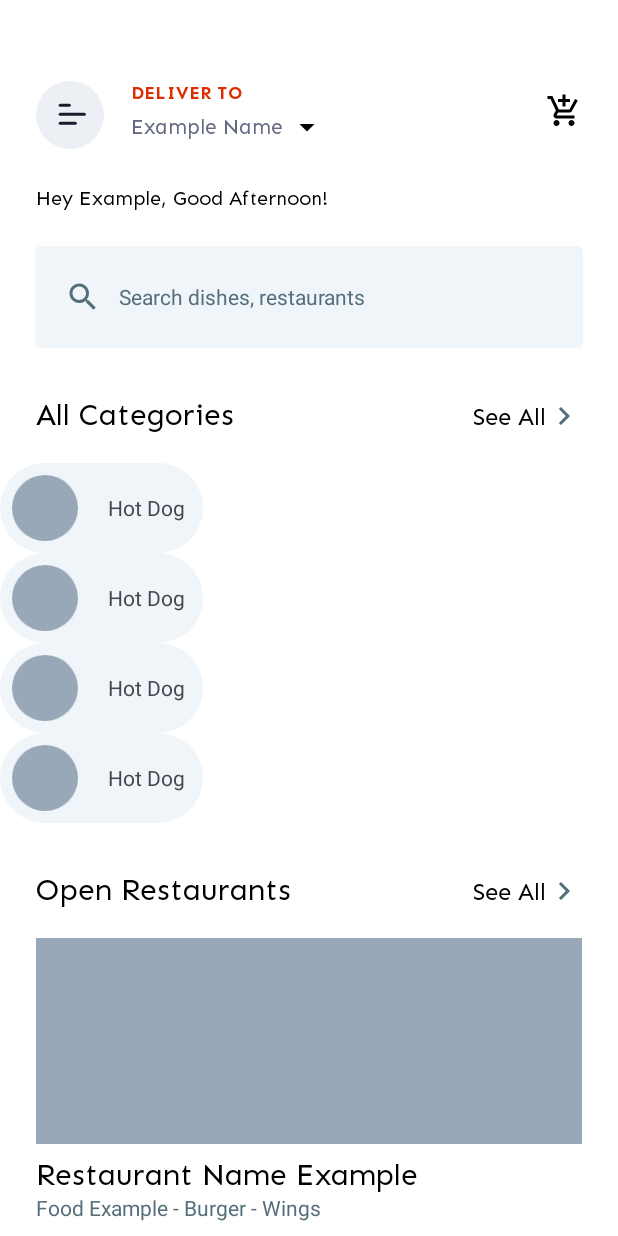
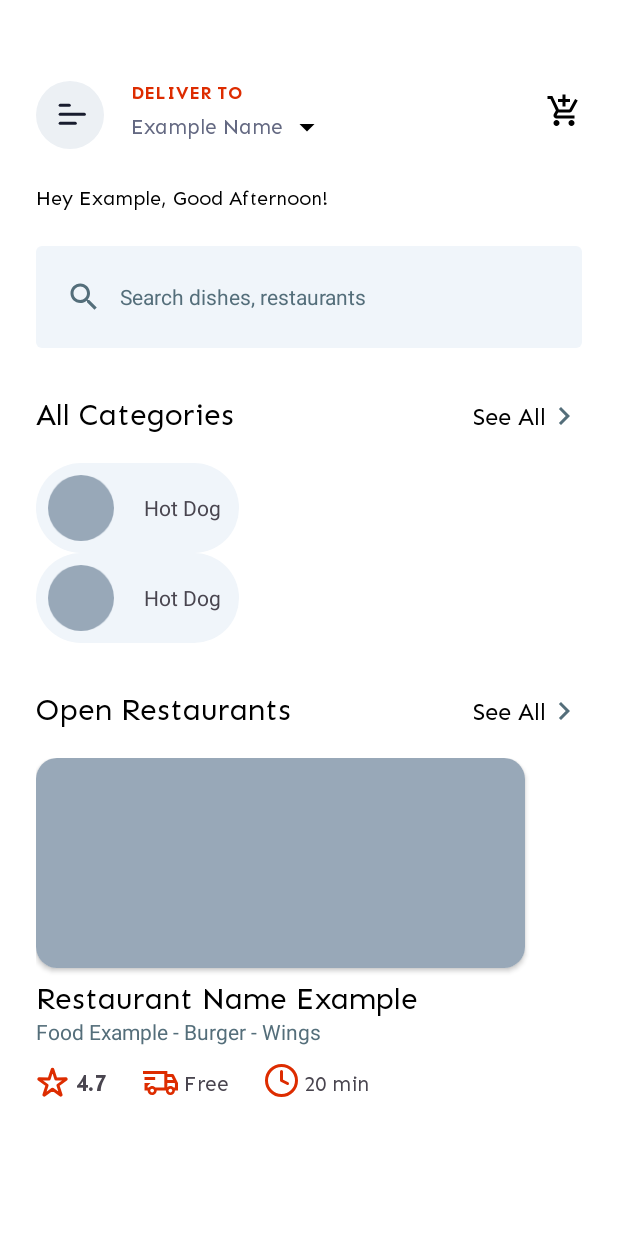
Before and after one commit to MorganGrimes/Food-Delivery-App, an Android app: the layout fragment_home.xml on its own in the app's theme, with its tools: preview values and no code run, on a phone screen of 412 x 824 dp. Run offline under Robolectric (Android 15) with nearby library versions, the phone set to English and light mode, and no system bars.

Commit message:
small changes

```diff
--- a/app/src/main/res/layout/fragment_home.xml
+++ b/app/src/main/res/layout/fragment_home.xml
@@ -75,7 +75,7 @@
 
         <com.google.android.material.textfield.TextInputEditText
             android:id="@+id/search_bar"
-            android:layout_width="365dp"
+            android:layout_width="match_parent"
             android:layout_height="wrap_content"
             android:layout_marginHorizontal="24dp"
             android:layout_marginTop="24dp"
@@ -83,10 +83,11 @@
             android:drawableStart="@drawable/search"
             android:drawablePadding="12dp"
             android:drawableTint="@color/grey_transparent"
-            android:hint="@string/search"
+            android:hint="@string/search_example"
             android:paddingVertical="22dp"
             android:paddingStart="20dp"
             android:paddingEnd="0dp"
+            android:textColor="@color/black"
             android:textColorHint="@color/grey_transparent"
             android:textSize="14sp"
             app:layout_constraintEnd_toEndOf="parent"
@@ -133,11 +134,14 @@
             android:id="@+id/categories_recycler"
             android:layout_width="match_parent"
             android:layout_height="wrap_content"
+            android:layout_marginStart="24dp"
             android:layout_marginTop="20dp"
             android:orientation="horizontal"
             android:overScrollMode="never"
+            app:layout_constraintEnd_toEndOf="parent"
+            app:layout_constraintStart_toStartOf="parent"
             app:layout_constraintTop_toBottomOf="@+id/categories_ll"
-            tools:itemCount="4"
+            tools:itemCount="2"
             tools:listitem="@layout/recycler_categories_layout" />
 
         <LinearLayout
@@ -155,7 +159,7 @@
                 android:layout_marginTop="32dp"
                 android:layout_weight="1"
                 android:fontFamily="@font/sen_regular"
-                android:text="@string/restaurants"
+                android:text="@string/open_restaurants"
                 android:textColor="@color/black"
                 android:textSize="20sp"
                 app:layout_constraintStart_toStartOf="parent" />
@@ -182,11 +186,14 @@
             android:id="@+id/restaurants_recycler"
             android:layout_width="match_parent"
             android:layout_height="wrap_content"
+            android:layout_marginStart="24dp"
             android:layout_marginTop="20dp"
             android:orientation="horizontal"
             android:overScrollMode="never"
+            app:layout_constraintEnd_toEndOf="parent"
+            app:layout_constraintStart_toStartOf="parent"
             app:layout_constraintTop_toBottomOf="@id/restaurants_ll"
-            tools:itemCount="4"
+            tools:itemCount="1"
             tools:listitem="@layout/recycler_restaurants_layout" />
 
     </androidx.constraintlayout.widget.ConstraintLayout>
--- a/app/src/main/res/layout/fragment_signup.xml
+++ b/app/src/main/res/layout/fragment_signup.xml
@@ -20,7 +20,7 @@
             android:layout_height="wrap_content"
             android:layout_marginStart="40dp"
             android:layout_marginTop="50dp"
-            android:src="@drawable/back_icon"
+            android:src="@drawable/back_arrow_white"
             app:layout_constraintStart_toStartOf="parent"
             app:layout_constraintTop_toTopOf="parent"
             tools:ignore="ContentDescription" />
@@ -159,7 +159,7 @@
                     android:textColor="@color/black"
                     android:textColorHint="@color/grey_transparent"
                     android:textSize="16sp"
-                    tools:ignore="TextContrastCheck" />
+                    tools:ignore="TextContrastCheck,DuplicateSpeakableTextCheck" />
 
                 <TextView
                     android:id="@+id/sign_up_retype_password_tv"
@@ -202,7 +202,8 @@
                     android:text="@string/sign_up"
                     android:textColor="@color/white"
                     android:textSize="14sp"
-                    app:cornerRadius="12dp" />
+                    app:cornerRadius="12dp"
+                    tools:ignore="DuplicateSpeakableTextCheck" />
 
             </LinearLayout>
 
--- a/app/src/main/res/layout/recycler_restaurants_layout.xml
+++ b/app/src/main/res/layout/recycler_restaurants_layout.xml
@@ -5,29 +5,34 @@
     android:layout_width="match_parent"
     android:layout_height="match_parent">
 
-    <ImageView
-        android:id="@+id/restaurants_iv"
-        android:layout_width="match_parent"
-        android:layout_height="137dp"
-        android:layout_marginHorizontal="24dp"
-        android:background="@color/grey"
-        app:layout_constraintEnd_toEndOf="parent"
+    <androidx.cardview.widget.CardView
+        android:id="@+id/restaurants_cw"
+        android:layout_width="326dp"
+        android:layout_height="140dp"
+        app:cardCornerRadius="14dp"
         app:layout_constraintStart_toStartOf="parent"
-        app:layout_constraintTop_toTopOf="parent"
-        tools:ignore="ContentDescription,ImageContrastCheck" />
+        app:layout_constraintTop_toTopOf="parent">
+
+        <ImageView
+            android:id="@+id/restaurants_iv"
+            android:layout_width="match_parent"
+            android:layout_height="match_parent"
+            android:background="@color/grey"
+            tools:ignore="ContentDescription,ImageContrastCheck" />
+
+    </androidx.cardview.widget.CardView>
 
     <TextView
         android:id="@+id/restaurants_name_tv"
         android:layout_width="wrap_content"
         android:layout_height="wrap_content"
-        android:layout_marginStart="24dp"
         android:layout_marginTop="8dp"
         android:fontFamily="@font/sen_regular"
         android:text="@string/restaurants_name_example"
         android:textColor="@color/black"
         android:textSize="20sp"
-        app:layout_constraintStart_toStartOf="parent"
-        app:layout_constraintTop_toBottomOf="@+id/restaurants_iv" />
+        app:layout_constraintStart_toStartOf="@+id/restaurants_cw"
+        app:layout_constraintTop_toBottomOf="@+id/restaurants_cw" />
 
     <TextView
         android:id="@+id/food_tv"
--- a/app/src/main/res/values/strings.xml
+++ b/app/src/main/res/values/strings.xml
@@ -29,16 +29,22 @@ you just place the order we do the rest</string>
     <string name="deliver_to">DELIVER TO</string>
     <string name="example_name">Example Name</string>
     <string name="greeting">Hey Example, Good Afternoon!</string>
-    <string name="search">Search dishes, restaurants</string>
+    <string name="search_example">Search dishes, restaurants</string>
     <string name="categories">All Categories</string>
     <string name="see_all">See All</string>
     <string name="all">See All</string>
-    <string name="restaurants">Open Restaurants</string>
+    <string name="open_restaurants">Open Restaurants</string>
     <string name="restaurants_name_example">Restaurant Name Example</string>
     <string name="food_example">Food Example - Burger - Wings</string>
     <string name="rating">4.7</string>
     <string name="delivery_type">Free</string>
     <string name="delivery_time">20 min</string>
     <string name="hot_dog">Hot Dog</string>
+    <string name="search">Search</string>
+    <string name="pizza">Pizza</string>
+    <string name="recent_keywords">Recent Keyords</string>
+    <string name="burger">Burger</string>
+    <string name="suggested_restaurants">Suggested Restaurants</string>
+    <string name="popular_fast_food">Popular Fast Food</string>
 
 </resources>
```
